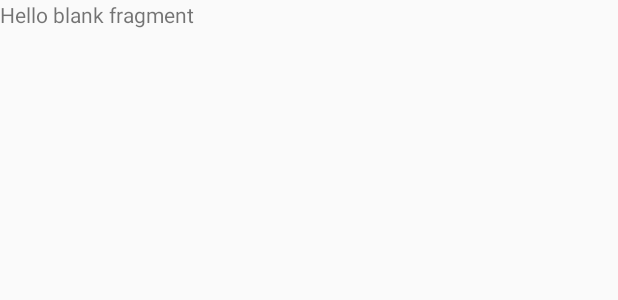
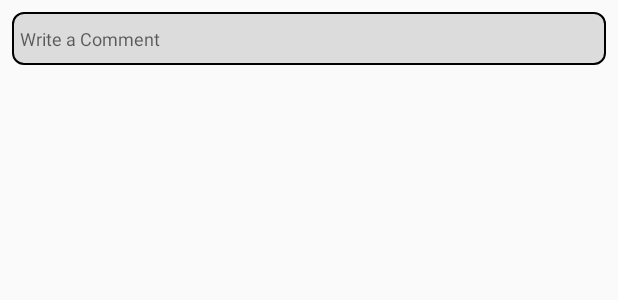
Before and after one commit to miguelrivera11/CS161-Emotion-Analyzer, an Android app: the layout fragment_comment.xml on its own in the app's theme, with its tools: preview values and no code run, on a phone screen of 412 x 824 dp. Shown: the top 300 px of the screen. Run offline under Robolectric (Android 15) with nearby library versions, the phone set to English and light mode, and no system bars.

Commit message:
inital comment design

```diff
--- a/app/src/main/AndroidManifest.xml
+++ b/app/src/main/AndroidManifest.xml
@@ -41,6 +41,7 @@
             android:theme="@style/AppTheme.NoActionBar" />
         <activity
             android:name=".TopicDetail"
+            android:windowSoftInputMode="adjustNothing"
             android:parentActivityName=".MainActivity"/>
 
     </application>
--- a/app/src/main/java/com/example/smart/emotionanalyzer/TopicDetail.java
+++ b/app/src/main/java/com/example/smart/emotionanalyzer/TopicDetail.java
@@ -35,7 +35,6 @@ public class TopicDetail extends AppCompatActivity implements BottomNavigationVi
         super.onCreate(savedInstanceState);
         setContentView(R.layout.activity_topic_detail);
         getSupportActionBar().setDisplayHomeAsUpEnabled(true);
-        Bundle bundle = getIntent().getExtras();
         String fragment = getIntent().getExtras().getString("fragment_detail");
         BottomNavigationView navigation = (BottomNavigationView) findViewById(R.id.detail_navigation);
         a = getIntent().getExtras().getParcelable("topic");
@@ -101,7 +100,7 @@ public class TopicDetail extends AppCompatActivity implements BottomNavigationVi
             fragment = new AnalysisFragment();
         }
         else if (id == R.id.navigation_Comment){
-            fragment = new CommentedFragment();
+            fragment = new CommentFragment();
         }
         return loadMyFragment(fragment);
     }
--- /dev/null
+++ b/app/src/main/res/drawable/edittext_background.xml
@@ -0,0 +1,13 @@
+<?xml version="1.0" encoding="utf-8"?>
+<selector xmlns:android="http://schemas.android.com/apk/res/android">
+    <item>
+        <shape android:shape="rectangle">
+            <solid android:color="#DCDCDC"/>
+            <stroke
+                android:color="#000000"
+                android:width="1dp"
+                />
+            <corners android:radius="7dp"/>
+        </shape>
+    </item>
+</selector>
--- a/app/src/main/res/layout/fragment_comment.xml
+++ b/app/src/main/res/layout/fragment_comment.xml
@@ -1,14 +1,25 @@
 <?xml version="1.0" encoding="utf-8"?>
-<FrameLayout xmlns:android="http://schemas.android.com/apk/res/android"
+<android.support.constraint.ConstraintLayout xmlns:android="http://schemas.android.com/apk/res/android"
+    xmlns:app="http://schemas.android.com/apk/res-auto"
     xmlns:tools="http://schemas.android.com/tools"
     android:layout_width="match_parent"
     android:layout_height="match_parent"
     tools:context=".CommentFragment">
 
-    <!-- TODO: Update blank fragment layout -->
-    <TextView
+    <EditText
+        android:id="@+id/editTextComment"
         android:layout_width="match_parent"
-        android:layout_height="match_parent"
-        android:text="@string/hello_blank_fragment" />
-
-</FrameLayout>
+        android:layout_height="35dp"
+        android:layout_marginEnd="8dp"
+        android:layout_marginStart="8dp"
+        android:layout_marginTop="8dp"
+        android:background="@drawable/edittext_background"
+        android:hint="Write a Comment"
+        android:textSize="12sp"
+        android:paddingLeft="5dp"
+        android:paddingRight="5dp"
+        app:layout_constraintEnd_toEndOf="parent"
+        app:layout_constraintHorizontal_bias="0.0"
+        app:layout_constraintStart_toStartOf="parent"
+        app:layout_constraintTop_toTopOf="parent" />
+</android.support.constraint.ConstraintLayout>
--- a/app/src/main/res/menu/detail_menu.xml
+++ b/app/src/main/res/menu/detail_menu.xml
@@ -10,7 +10,4 @@
         android:icon="@drawable/ic_comment_black_24dp"
         android:title="@string/title_Comment" />
 
-
-
-
 </menu>
```
Also changed, not shown: app/src/main/java/com/example/smart/emotionanalyzer/CommentFragment.java (+27 -88 lines), app/src/main/res/layout/activity_topic_detail.xml (+19 -10 lines).
